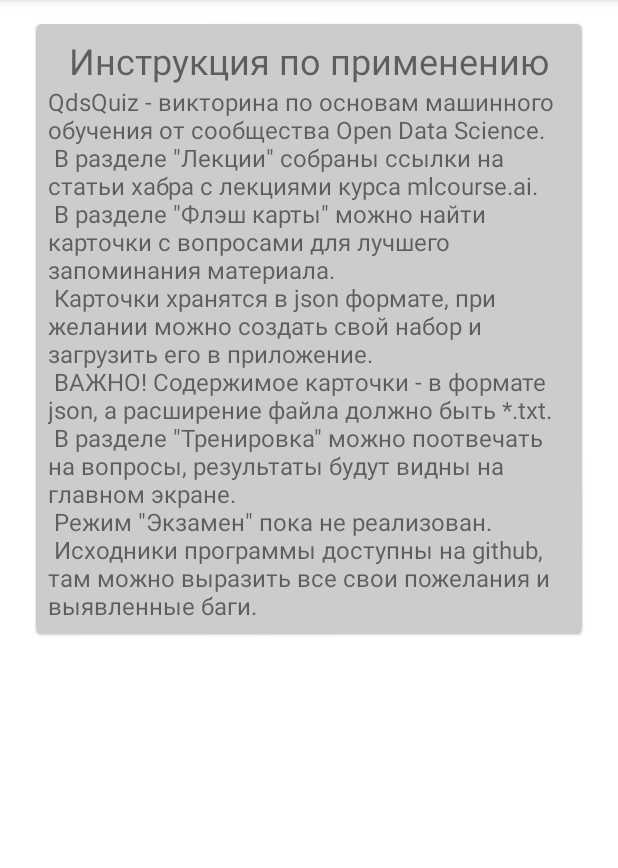
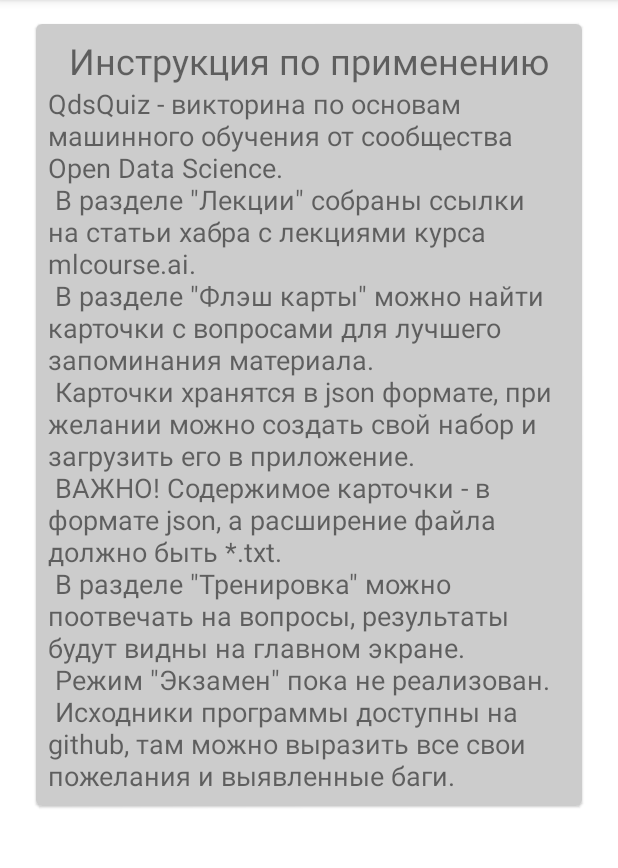
Before and after one commit to balezz/ODScards, an Android app: the fragment InstructionFragment placed in its activity, on a phone screen of 412 x 824 dp, the part 84-952 px from its top. Run offline under Robolectric (Android 15) with nearby library versions, the phone set to English and light mode, and no system bars.

Commit message:
fix some views

```diff
--- a/app/src/main/res/layout/fragment_flashcard.xml
+++ b/app/src/main/res/layout/fragment_flashcard.xml
@@ -42,6 +42,7 @@
             android:id="@+id/card_text"
             android:gravity="center"
             android:layout_gravity="center"
+            android:layout_margin="4dp"
             style="@style/TextAppearance.AppCompat.Large"
             android:text="@string/quest_example"
             />
--- a/app/src/main/res/layout/fragment_instruction.xml
+++ b/app/src/main/res/layout/fragment_instruction.xml
@@ -36,7 +36,7 @@
         android:layout_width="wrap_content"
         android:layout_height="wrap_content"
         android:text="@string/about_text"
-        android:textSize="16sp"/>
+        android:textSize="18sp"/>
         </LinearLayout>
 
     </com.google.android.material.card.MaterialCardView>
```
